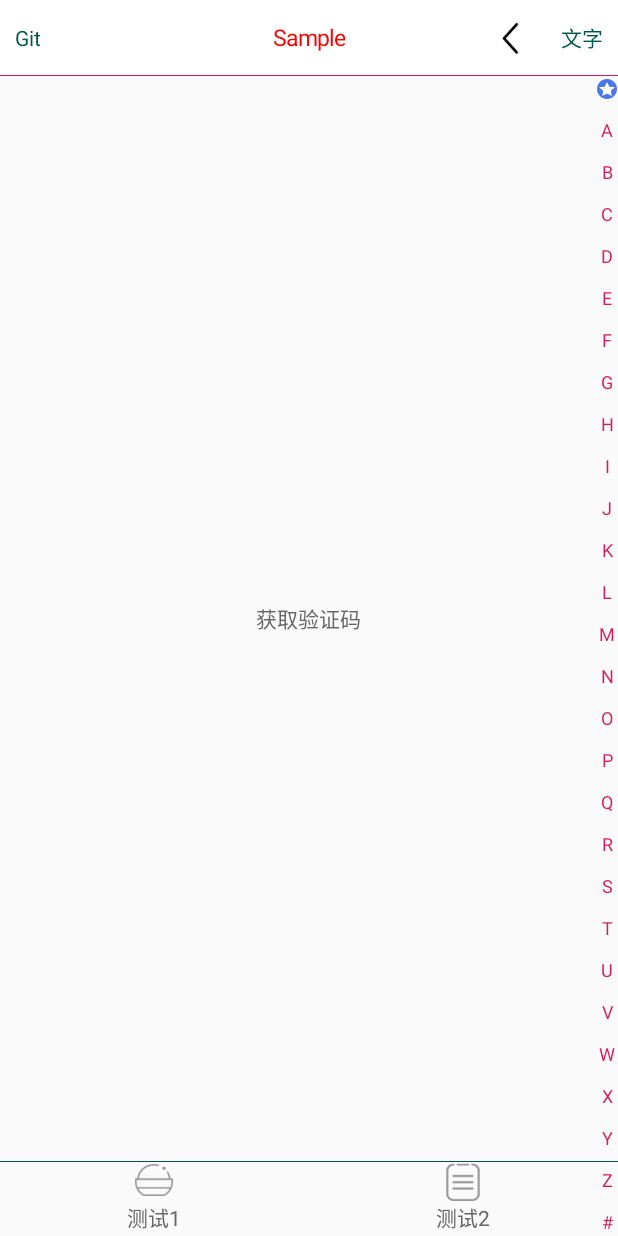
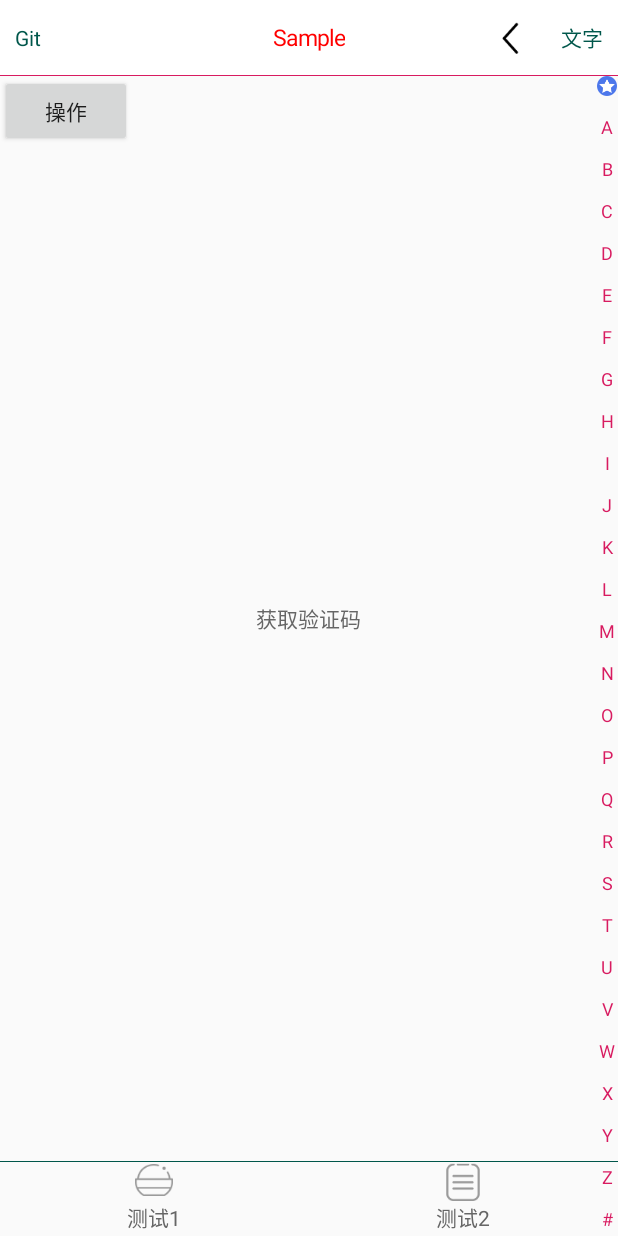
Before and after one commit to zy7/library, an Android app: the screen it shows after launch (MainActivity), on a phone screen of 412 x 824 dp. Run offline under Robolectric (Android 15) with nearby library versions, the phone set to English and light mode, and no system bars.

Commit message:
1.BottomBar增加item点击缩放动画 2.修复TitleBar leftBtn动态隐藏 3.修改SideBar

```diff
--- a/app/src/main/java/com/zy/sample/MainActivity.java
+++ b/app/src/main/java/com/zy/sample/MainActivity.java
@@ -10,25 +10,27 @@ import com.zy.library.widget.TitleBar;
 
 public class MainActivity extends AppCompatActivity {
 
+    private TitleBar mTitleBar;
+
     @Override
     protected void onCreate(Bundle savedInstanceState) {
         super.onCreate(savedInstanceState);
         setContentView(R.layout.activity_main);
 
-        TitleBar titleBar = findViewById(R.id.title);
-        titleBar.setLeftClickListener(new View.OnClickListener() {
+        mTitleBar = findViewById(R.id.title);
+        mTitleBar.setLeftClickListener(new View.OnClickListener() {
             @Override
             public void onClick(View v) {
                 Toast.makeText(MainActivity.this, "点击", Toast.LENGTH_SHORT).show();
             }
         });
-        titleBar.addAction(new TitleBar.ImageAction(R.mipmap.ic_back) {
+        mTitleBar.addAction(new TitleBar.ImageAction(R.mipmap.ic_back) {
             @Override
             public void performAction(View view) {
                 Toast.makeText(MainActivity.this, "图片", Toast.LENGTH_SHORT).show();
             }
         });
-        titleBar.addAction(new TitleBar.TextAction("文字") {
+        mTitleBar.addAction(new TitleBar.TextAction("文字") {
             @Override
             public void performAction(View view) {
                 Toast.makeText(MainActivity.this, "文字", Toast.LENGTH_SHORT).show();
@@ -36,7 +38,13 @@ public class MainActivity extends AppCompatActivity {
         });
 
 
-        CountdownTextView tv = findViewById(R.id.textView);
+        final CountdownTextView tv = findViewById(R.id.textView);
+        tv.setOnClickListener(new View.OnClickListener() {
+            @Override
+            public void onClick(View view) {
+                tv.start();
+            }
+        });
         tv.setOnCountDownListener(new CountdownTextView.OnCountDownListener() {
 
             @Override
@@ -50,4 +58,8 @@ public class MainActivity extends AppCompatActivity {
             }
         });
     }
+
+    public void onDo(View v) {
+        mTitleBar.removeActionAt(0);
+    }
 }
--- a/app/src/main/res/layout/activity_main.xml
+++ b/app/src/main/res/layout/activity_main.xml
@@ -25,6 +25,13 @@
         app:dividerLine="@color/colorAccent"
         />
 
+    <Button
+        android:layout_width="wrap_content"
+        android:layout_height="wrap_content"
+        android:layout_marginTop="50dp"
+        android:onClick="onDo"
+        android:text="操作"/>
+
     <com.zy.library.widget.CountdownTextView
         android:id="@+id/textView"
         android:layout_width="wrap_content"
@@ -40,6 +47,7 @@
         android:layout_width="match_parent"
         android:layout_height="50dp"
         android:layout_alignParentBottom="true"
+        app:scaleAnim="true"
         app:dividerLineHeight="1dp"
         app:dividerLine="@color/colorPrimaryDark">
 
--- a/library/src/main/java/com/zy/library/widget/SideBar.java
+++ b/library/src/main/java/com/zy/library/widget/SideBar.java
@@ -23,7 +23,7 @@ import com.zy.library.widget.square.SquareImageView;
 import com.zy.library.widget.square.SquareTextView;
 
 /**
- * version:1.0.1
+ * version:1.0.2
  */
 public class SideBar extends LinearLayout {
 
@@ -192,12 +192,9 @@ public class SideBar extends LinearLayout {
                 int totalLeft = h - totalH - getPaddingTop() - getPaddingBottom();
                 if(totalLeft > 0) {
                     int margin = totalLeft / (count - 1);
-                    int leftMargin = totalLeft % (count - 1);
                     for (int i = 0; i < count; i++) {
                         LayoutParams lp = (LayoutParams) getChildAt(i).getLayoutParams();
-                        if (i == 0) {
-                            lp.setMargins(0, leftMargin / 2, 0, 0);
-                        } else {
+                        if (i > 0) {
                             lp.setMargins(0, margin, 0, 0);
                         }
                     }
@@ -216,12 +213,9 @@ public class SideBar extends LinearLayout {
                 int totalLeft = w - totalW - getPaddingLeft() - getPaddingRight();
                 if(totalLeft > 0) {
                     int margin = totalLeft / (count - 1);
-                    int leftMargin = totalLeft % (count - 1);
                     for (int i = 0; i < count; i++) {
                         LayoutParams lp = (LayoutParams) getChildAt(i).getLayoutParams();
-                        if (i == 0) {
-                            lp.setMargins(leftMargin / 2, 0, 0, 0);
-                        } else {
+                        if (i > 0) {
                             lp.setMargins(margin, 0, 0, 0);
                         }
                     }
--- a/library/src/main/java/com/zy/library/widget/TitleBar.java
+++ b/library/src/main/java/com/zy/library/widget/TitleBar.java
@@ -9,6 +9,7 @@ import android.graphics.Paint;
 import android.graphics.drawable.Drawable;
 import android.support.annotation.ColorInt;
 import android.support.annotation.DrawableRes;
+import android.support.annotation.IdRes;
 import android.support.annotation.StringRes;
 import android.text.TextUtils;
 import android.util.AttributeSet;
@@ -25,7 +26,7 @@ import com.zy.library.R;
 import java.util.LinkedList;
 
 /**
- * version:1.0.4
+ * version:1.0.5
  */
 public class TitleBar extends ViewGroup implements View.OnClickListener {
     private static final int DEFAULT_TITLE_COLOR = Color.WHITE;
@@ -199,11 +200,11 @@ public class TitleBar extends ViewGroup implements View.OnClickListener {
         setLeftButton(text, null);
     }
 
-    public void setLeftButtonResource(@DrawableRes int d) {
+    public void setLeftDrawable(@DrawableRes int d) {
         setLeftButton(null, d);
     }
 
-    public void setLeftButtonDrawable(Drawable d) {
+    public void setLeftDrawable(Drawable d) {
         setLeftButton(null, d);
     }
 
@@ -229,11 +230,16 @@ public class TitleBar extends ViewGroup implements View.OnClickListener {
             mLeftTextView.setCompoundDrawablesWithIntrinsicBounds(d, null, null, null);
             mLeftTextView.setVisibility(View.VISIBLE);
         } else if(d != null) {
+            mLeftTextView.setCompoundDrawablePadding(0);
+            mLeftTextView.setText(text);
+            mLeftTextView.setPadding(0, 0, 0, 0);
             mLeftTextView.setCompoundDrawablesWithIntrinsicBounds(d, null, null, null);
             mLeftTextView.setVisibility(View.VISIBLE);
         } else if(!TextUtils.isEmpty(text)) {
+            mLeftTextView.setCompoundDrawablePadding(0);
+            mLeftTextView.setText(text);
             mLeftTextView.setPadding(mBtnTextPadding, 0, mBtnTextPadding, 0);
-            mLeftTextView.setText(text);
+            mLeftTextView.setCompoundDrawablesWithIntrinsicBounds(d, null, null, null);
             mLeftTextView.setVisibility(View.VISIBLE);
         } else {
             mLeftTextView.setVisibility(View.GONE);
--- a/library/src/main/res/values/attrs.xml
+++ b/library/src/main/res/values/attrs.xml
@@ -21,6 +21,7 @@
     </declare-styleable>
 
     <declare-styleable name="BottomBar">
+        <attr name="scaleAnim" format="boolean"/>
         <attr name="dividerLineHeight" />
         <attr name="dividerLine" />
     </declare-styleable>
```
Also changed, not shown: library/src/main/java/com/zy/library/widget/BottomBar.java (+22 -1 lines).
